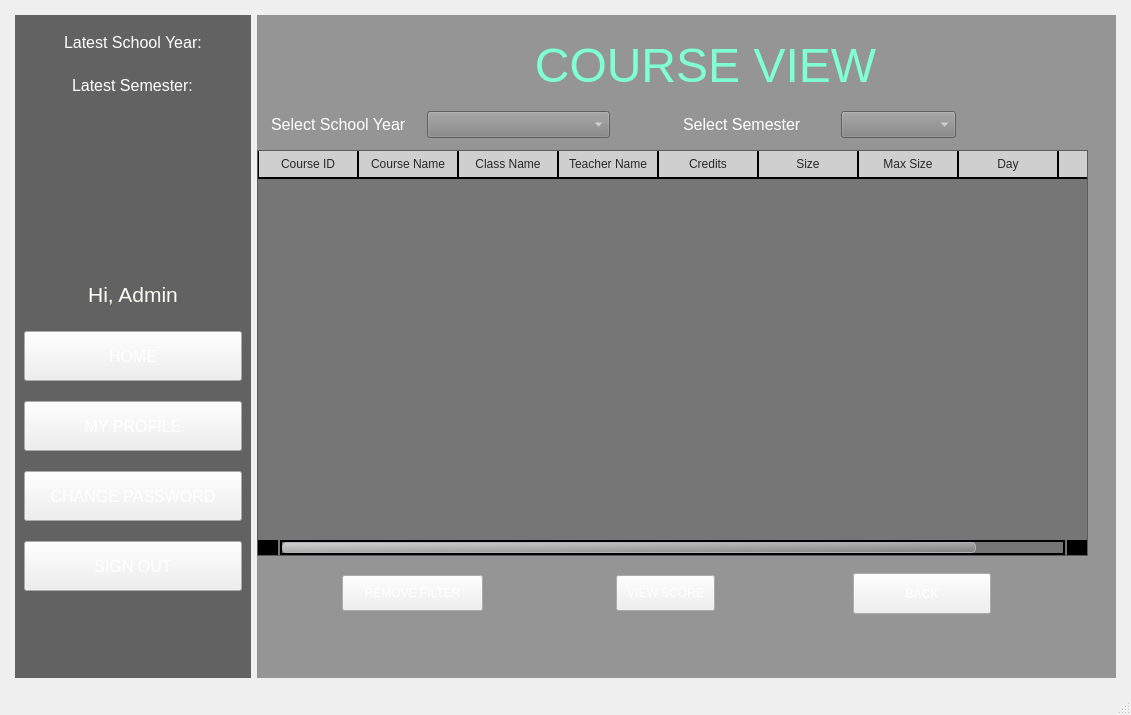
Before: the Qt Designer form StudentManagementSystem/mainwindow.ui in BuhDuy256/Student-Management-GROUP6-KTLT-23CLC03, drawn with Qt 5.
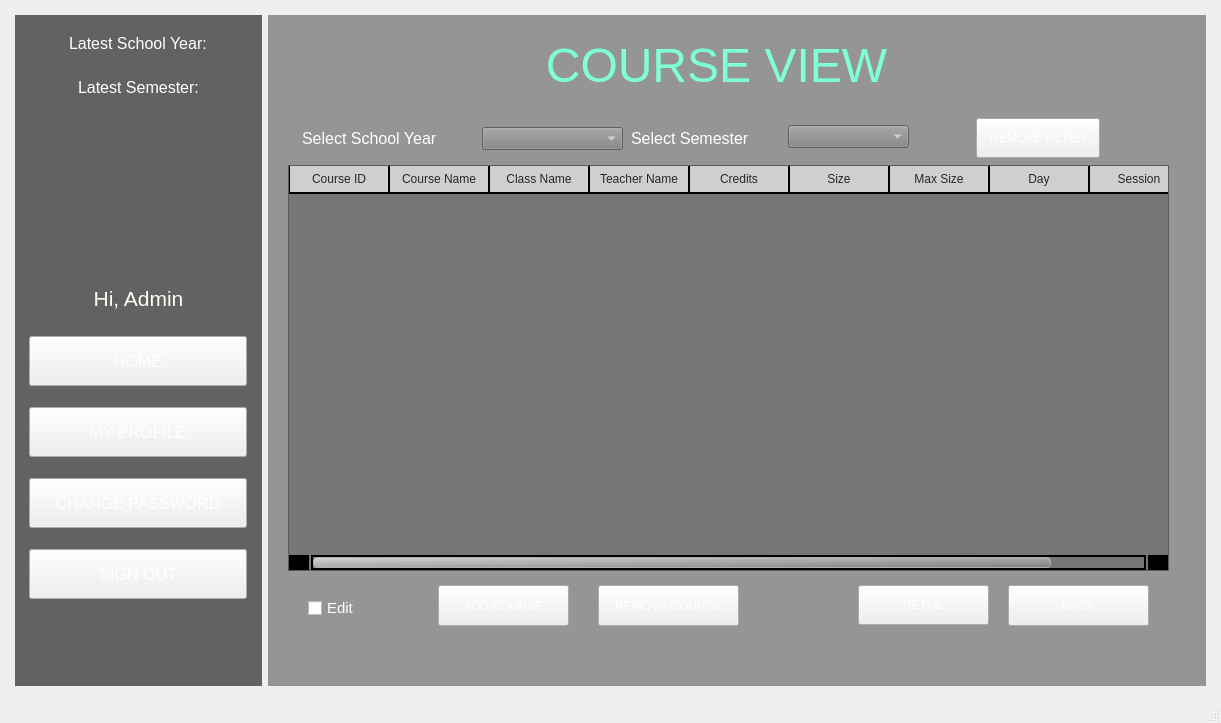
After: the same form once the commit is applied. The open tabs and pages were chosen to show the change. Icons and pictures are not drawn.

Commit message: complete remove course

Diff of the .ui file:
```diff
--- a/StudentManagementSystem/mainwindow.ui
+++ b/StudentManagementSystem/mainwindow.ui
@@ -6,8 +6,8 @@
    <rect>
     <x>0</x>
     <y>0</y>
-    <width>1130</width>
-    <height>715</height>
+    <width>1221</width>
+    <height>723</height>
    </rect>
   </property>
   <property name="windowTitle">
@@ -18,7 +18,9 @@
         border-image: url(:/background/button.png);
         color: white;
 }
-QPushButton:hover { color: black; }
+QPushButton:hover { border-image: url(:/background/button_hover.png); 
+}
+
 
 QLabel{
 color: black;
@@ -5054,8 +5056,8 @@
            <widget class="QStackedWidget" name="stackedWidget_5">
             <property name="geometry">
              <rect>
-              <x>0</x>
-              <y>90</y>
+              <x>20</x>
+              <y>100</y>
               <width>901</width>
               <height>521</height>
              </rect>
@@ -5073,37 +5075,15 @@
              <number>0</number>
             </property>
             <widget class="QWidget" name="page_2">
-             <layout class="QGridLayout" name="gridLayout_16">
-              <property name="leftMargin">
-               <number>0</number>
-              </property>
-              <property name="topMargin">
-               <number>0</number>
-              </property>
-              <property name="rightMargin">
-               <number>0</number>
-              </property>
-              <property name="bottomMargin">
-               <number>0</number>
-              </property>
-              <item row="3" column="16">
-               <spacer name="horizontalSpacer_5">
-                <property name="orientation">
-                 <enum>Qt::Horizontal</enum>
-                </property>
-                <property name="sizeType">
-                 <enum>QSizePolicy::Preferred</enum>
-                </property>
-                <property name="sizeHint" stdset="0">
-                 <size>
-                  <width>40</width>
-                  <height>20</height>
-                 </size>
-                </property>
-               </spacer>
-              </item>
-              <item row="3" column="8">
                <widget class="QPushButton" name="button_back_11">
+              <property name="geometry">
+               <rect>
+                <x>720</x>
+                <y>470</y>
+                <width>141</width>
+                <height>41</height>
+               </rect>
+              </property>
                 <property name="sizePolicy">
                  <sizepolicy hsizetype="MinimumExpanding" vsizetype="Fixed">
                   <horstretch>0</horstretch>
@@ -5112,27 +5092,26 @@
                 </property>
                 <property name="minimumSize">
                  <size>
-                  <width>200</width>
-                  <height>65</height>
-                 </size>
-                </property>
-                <property name="maximumSize">
-                 <size>
-                  <width>200</width>
-                  <height>65</height>
+                <width>0</width>
+                <height>0</height>
                  </size>
                 </property>
                 <property name="styleSheet">
-                 <string notr="true">margin: 12px;
-margin-right: 50px;</string>
+               <string notr="true"/>
                 </property>
                 <property name="text">
                  <string>BACK</string>
                 </property>
                </widget>
-              </item>
-              <item row="0" column="2" colspan="3">
                <widget class="QComboBox" name="box_selectSY_2">
+              <property name="geometry">
+               <rect>
+                <x>194</x>
+                <y>12</y>
+                <width>141</width>
+                <height>23</height>
+               </rect>
+              </property>
                 <property name="sizePolicy">
                  <sizepolicy hsizetype="Expanding" vsizetype="Fixed">
                   <horstretch>0</horstretch>
@@ -5157,9 +5136,15 @@
 }</string>
                 </property>
                </widget>
-              </item>
-              <item row="1" column="0" colspan="17">
                <widget class="QTableWidget" name="table_course">
+              <property name="geometry">
+               <rect>
+                <x>0</x>
+                <y>50</y>
+                <width>881</width>
+                <height>406</height>
+               </rect>
+              </property>
                 <property name="sizePolicy">
                  <sizepolicy hsizetype="Fixed" vsizetype="Fixed">
                   <horstretch>0</horstretch>
@@ -5307,41 +5292,15 @@
                  </property>
                 </column>
                </widget>
-              </item>
-              <item row="3" column="0">
-               <spacer name="horizontalSpacer_4">
-                <property name="orientation">
-                 <enum>Qt::Horizontal</enum>
-                </property>
-                <property name="sizeType">
-                 <enum>QSizePolicy::Preferred</enum>
-                </property>
-                <property name="sizeHint" stdset="0">
-                 <size>
-                  <width>40</width>
-                  <height>20</height>
-                 </size>
-                </property>
-               </spacer>
-              </item>
-              <item row="3" column="4">
-               <spacer name="horizontalSpacer_6">
-                <property name="orientation">
-                 <enum>Qt::Horizontal</enum>
-                </property>
-                <property name="sizeType">
-                 <enum>QSizePolicy::MinimumExpanding</enum>
-                </property>
-                <property name="sizeHint" stdset="0">
-                 <size>
-                  <width>40</width>
-                  <height>20</height>
-                 </size>
-                </property>
-               </spacer>
-              </item>
-              <item row="0" column="6" colspan="2">
                <widget class="QLabel" name="label_2">
+              <property name="geometry">
+               <rect>
+                <x>329</x>
+                <y>0</y>
+                <width>191</width>
+                <height>47</height>
+               </rect>
+              </property>
                 <property name="sizePolicy">
                  <sizepolicy hsizetype="Preferred" vsizetype="Fixed">
                   <horstretch>0</horstretch>
@@ -5350,8 +5309,8 @@
                 </property>
                 <property name="minimumSize">
                  <size>
-                  <width>264</width>
-                  <height>35</height>
+                <width>0</width>
+                <height>0</height>
                  </size>
                 </property>
                 <property name="font">
@@ -5367,41 +5326,15 @@
                  <string>Select Semester</string>
                 </property>
                </widget>
-              </item>
-              <item row="3" column="7">
-               <spacer name="horizontalSpacer_7">
-                <property name="orientation">
-                 <enum>Qt::Horizontal</enum>
-                </property>
-                <property name="sizeType">
-                 <enum>QSizePolicy::MinimumExpanding</enum>
-                </property>
-                <property name="sizeHint" stdset="0">
-                 <size>
-                  <width>40</width>
-                  <height>20</height>
-                 </size>
-                </property>
-               </spacer>
-              </item>
-              <item row="3" column="1" colspan="2">
-               <widget class="QPushButton" name="button_removeFilter">
-                <property name="sizePolicy">
-                 <sizepolicy hsizetype="MinimumExpanding" vsizetype="Fixed">
-                  <horstretch>0</horstretch>
-                  <verstretch>0</verstretch>
-                 </sizepolicy>
-                </property>
-                <property name="styleSheet">
-                 <string notr="true">padding: 10px;</string>
-                </property>
-                <property name="text">
-                 <string>REMOVE FILTER</string>
-                </property>
-               </widget>
-              </item>
-              <item row="0" column="0" colspan="2">
                <widget class="QLabel" name="label">
+              <property name="geometry">
+               <rect>
+                <x>0</x>
+                <y>0</y>
+                <width>187</width>
+                <height>47</height>
+               </rect>
+              </property>
                 <property name="sizePolicy">
                  <sizepolicy hsizetype="MinimumExpanding" vsizetype="Fixed">
                   <horstretch>0</horstretch>
@@ -5422,9 +5355,15 @@
                  <string>Select School Year</string>
                 </property>
                </widget>
-              </item>
-              <item row="0" column="8">
                <widget class="QComboBox" name="box_selectSem">
+              <property name="geometry">
+               <rect>
+                <x>500</x>
+                <y>10</y>
+                <width>121</width>
+                <height>23</height>
+               </rect>
+              </property>
                 <property name="sizePolicy">
                  <sizepolicy hsizetype="MinimumExpanding" vsizetype="Fixed">
                   <horstretch>0</horstretch>
@@ -5449,25 +5388,15 @@
 }</string>
                 </property>
                </widget>
-              </item>
-              <item row="3" column="10">
-               <spacer name="horizontalSpacer_8">
-                <property name="orientation">
-                 <enum>Qt::Horizontal</enum>
-                </property>
-                <property name="sizeType">
-                 <enum>QSizePolicy::MinimumExpanding</enum>
-                </property>
-                <property name="sizeHint" stdset="0">
-                 <size>
-                  <width>40</width>
-                  <height>20</height>
-                 </size>
-                </property>
-               </spacer>
-              </item>
-              <item row="3" column="5" colspan="2">
                <widget class="QPushButton" name="button_viewStudent">
+              <property name="geometry">
+               <rect>
+                <x>570</x>
+                <y>470</y>
+                <width>131</width>
+                <height>40</height>
+               </rect>
+              </property>
                 <property name="sizePolicy">
                  <sizepolicy hsizetype="Fixed" vsizetype="Fixed">
                   <horstretch>0</horstretch>
@@ -5478,11 +5407,78 @@
                  <string notr="true">padding: 10px</string>
                 </property>
                 <property name="text">
-                 <string>VIEW SCORE</string>
-                </property>
-               </widget>
-              </item>
-             </layout>
+               <string>DETAIL</string>
+              </property>
+             </widget>
+             <widget class="QPushButton" name="button_removeFilter">
+              <property name="geometry">
+               <rect>
+                <x>688</x>
+                <y>3</y>
+                <width>124</width>
+                <height>40</height>
+               </rect>
+              </property>
+              <property name="sizePolicy">
+               <sizepolicy hsizetype="MinimumExpanding" vsizetype="Fixed">
+                <horstretch>0</horstretch>
+                <verstretch>0</verstretch>
+               </sizepolicy>
+              </property>
+              <property name="styleSheet">
+               <string notr="true">padding: 10px;</string>
+              </property>
+              <property name="text">
+               <string>REMOVE FILTER</string>
+              </property>
+             </widget>
+             <widget class="QCheckBox" name="checkBox_edit">
+              <property name="geometry">
+               <rect>
+                <x>20</x>
+                <y>480</y>
+                <width>93</width>
+                <height>26</height>
+               </rect>
+              </property>
+              <property name="font">
+               <font>
+                <pointsize>11</pointsize>
+               </font>
+              </property>
+              <property name="styleSheet">
+               <string notr="true">color: white;</string>
+              </property>
+              <property name="text">
+               <string>Edit</string>
+              </property>
+             </widget>
+             <widget class="QPushButton" name="button_addCourse">
+              <property name="geometry">
+               <rect>
+                <x>150</x>
+                <y>470</y>
+                <width>131</width>
+                <height>41</height>
+               </rect>
+              </property>
+              <property name="text">
+               <string>ADD COURSE</string>
+              </property>
+             </widget>
+             <widget class="QPushButton" name="button_removeCourse">
+              <property name="geometry">
+               <rect>
+                <x>310</x>
+                <y>470</y>
+                <width>141</width>
+                <height>41</height>
+               </rect>
+              </property>
+              <property name="text">
+               <string>REMOVE COURSE</string>
+              </property>
+             </widget>
             </widget>
             <widget class="QWidget" name="page_4">
              <layout class="QGridLayout" name="gridLayout_17">
```
Left out of the diff: 254 changed lines with no effect on the pictures. Lines whose indentation alone changed are shown as unchanged. The commit also changes 15 other files.
